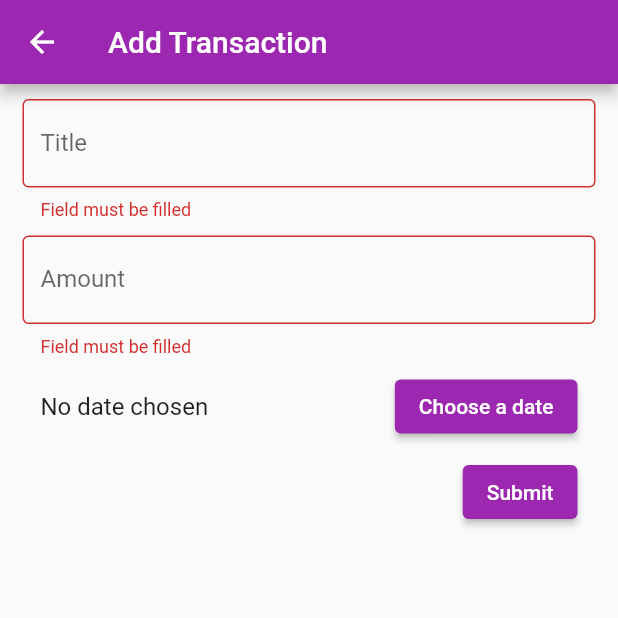
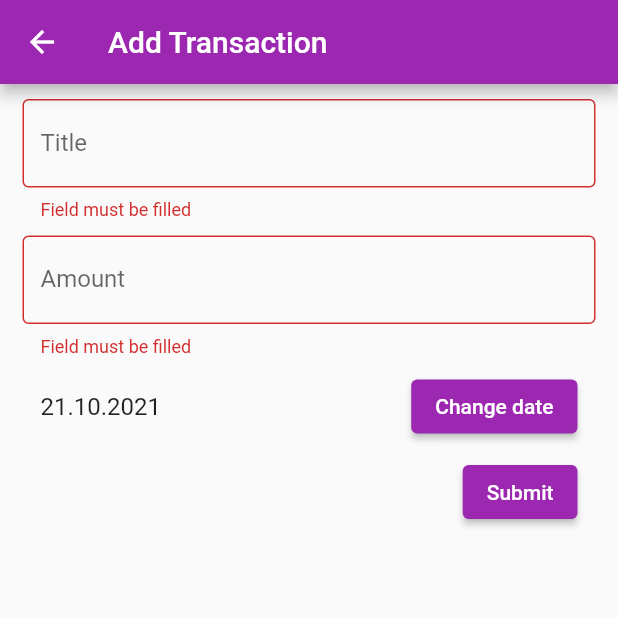
Before and after one commit to kardenvan7/MyExpensesPlanner, a Flutter app: the EditTransactionScreen screen opened by its route, after a tap on "Submit", on a phone screen of 412 x 824 dp, the top half of it. Run offline on Flutter 3.47's test engine with Material 2 defaults, Android fonts, the phone set to English and light mode, and no system bars; our stand-ins replace easy_localization, flutter_bloc, flutter_slidable, grouped_list, sqflite; accounts and stored records are empty.

Commit message:
Привел в порядок страницу добавления/изменения транзакции: - Вынес инпуты в отдельные виджеты - Теперь выбор даты - это стейтфул виджет и только он изменяется при выборе даты, а не вся страница - Вынес функции нажатия кнопок в отдельные методы

```diff
--- a/assets/translations/en.json
+++ b/assets/translations/en.json
@@ -6,5 +6,5 @@
   "amount_input_label": "Amount",
   "yes": "Yes",
   "no": "No",
-  "deleteTransactionConfirmationQuestion": "Are you sure you want to delete the transaction?"
+  "deleteTransactionConfirmationQuestion": "Are you sure you want to delete the transaction? This action can not be undone"
 }
--- a/assets/translations/ru.json
+++ b/assets/translations/ru.json
@@ -6,5 +6,5 @@
   "amount_input_label": "Сумма",
   "yes": "Да",
   "no": "Нет",
-  "deleteTransactionConfirmationQuestion": "Вы уверены, что хотите удалить транзакцию?"
+  "deleteTransactionConfirmationQuestion": "Вы уверены, что хотите удалить транзакцию? Это действие нельзя будет отменить"
 }
--- /dev/null
+++ b/lib/routes/edit_transaction/components/amount_input.dart
@@ -0,0 +1,30 @@
+import 'package:easy_localization/easy_localization.dart';
+import 'package:flutter/material.dart';
+
+class AmountInput extends StatelessWidget {
+  const AmountInput({required this.controller, Key? key}) : super(key: key);
+
+  final TextEditingController controller;
+
+  @override
+  Widget build(BuildContext context) {
+    return TextFormField(
+      controller: controller,
+      textInputAction: TextInputAction.done,
+      keyboardType: TextInputType.number,
+      decoration: InputDecoration(
+        label: const Text('amount_input_label').tr(),
+        border: const OutlineInputBorder(),
+      ),
+      validator: (String? value) {
+        if (value == null || value == '') {
+          return 'Field must be filled'; // TODO: localization
+        }
+
+        if (double.tryParse(value) == null) {
+          return 'Wrong format'; // TODO: localization
+        }
+      },
+    );
+  }
+}
--- /dev/null
+++ b/lib/routes/edit_transaction/components/date_input.dart
@@ -0,0 +1,58 @@
+import 'package:easy_localization/easy_localization.dart';
+import 'package:flutter/material.dart';
+
+class DateInput extends StatefulWidget {
+  const DateInput({required this.onDatePicked, this.initialDate, Key? key})
+      : super(key: key);
+
+  final DateTime? initialDate;
+  final void Function(DateTime date) onDatePicked;
+
+  @override
+  State<DateInput> createState() => _DateInputState();
+}
+
+class _DateInputState extends State<DateInput> {
+  late DateTime _pickedDate = widget.initialDate ?? DateTime.now();
+
+  @override
+  Widget build(BuildContext context) {
+    return ListTile(
+      contentPadding: const EdgeInsets.symmetric(
+        horizontal: 12,
+        vertical: 5,
+      ),
+      title: Text(
+        DateFormat('dd.MM.yyyy').format(_pickedDate),
+      ),
+      trailing: ElevatedButton(
+        child: Text(
+          'Change date', // TODO: localization
+        ),
+        onPressed: _onPickDate,
+      ),
+    );
+  }
+
+  void _onPickDate() {
+    FocusManager.instance.primaryFocus?.unfocus();
+
+    showDatePicker(
+      context: context,
+      initialDate: _pickedDate,
+      firstDate: DateTime.now().subtract(
+        const Duration(
+          days: 365,
+        ),
+      ),
+      lastDate: DateTime.now(),
+    ).then((DateTime? _chosenDate) {
+      if (_chosenDate != null) {
+        setState(() {
+          _pickedDate = _chosenDate;
+        });
+        widget.onDatePicked(_chosenDate);
+      }
+    });
+  }
+}
--- /dev/null
+++ b/lib/routes/edit_transaction/components/title_input.dart
@@ -0,0 +1,25 @@
+import 'package:easy_localization/easy_localization.dart';
+import 'package:flutter/material.dart';
+
+class TitleInput extends StatelessWidget {
+  const TitleInput({required this.controller, Key? key}) : super(key: key);
+
+  final TextEditingController controller;
+
+  @override
+  Widget build(BuildContext context) {
+    return TextFormField(
+      controller: controller,
+      textInputAction: TextInputAction.next,
+      decoration: InputDecoration(
+        label: const Text('title_input_label').tr(),
+        border: const OutlineInputBorder(),
+      ),
+      validator: (String? value) {
+        if (value == null || value == '') {
+          return 'Field must be filled'; // TODO: localization
+        }
+      },
+    );
+  }
+}
--- a/lib/routes/edit_transaction/edit_transaction_screen.dart
+++ b/lib/routes/edit_transaction/edit_transaction_screen.dart
@@ -3,6 +3,9 @@ import 'package:flutter/material.dart';
 import 'package:flutter_bloc/flutter_bloc.dart';
 import 'package:my_expenses_planner/cubit/transactions_cubit.dart';
 import 'package:my_expenses_planner/models/transaction.dart';
+import 'package:my_expenses_planner/routes/edit_transaction/components/amount_input.dart';
+import 'package:my_expenses_planner/routes/edit_transaction/components/date_input.dart';
+import 'package:my_expenses_planner/routes/edit_transaction/components/title_input.dart';
 
 class EditTransactionScreen extends StatefulWidget {
   const EditTransactionScreen({this.transaction, Key? key}) : super(key: key);
@@ -17,13 +20,15 @@ class EditTransactionScreen extends StatefulWidget {
 }
 
 class _EditTransactionScreenState extends State<EditTransactionScreen> {
-  bool get isAdding => widget.transaction == null;
-
   late final TextEditingController _titleController =
       TextEditingController(text: widget.transaction?.title ?? '');
   late final TextEditingController _amountController =
       TextEditingController(text: widget.transaction?.amount.toString() ?? '');
-  late DateTime? _pickedDate = widget.transaction?.date;
+  late DateTime _pickedDate = widget.transaction?.date ?? DateTime.now();
+
+  bool get _isFormValid =>
+      EditTransactionScreen._formKey.currentState!.validate();
+  bool get isAdding => widget.transaction == null;
 
   @override
   Widget build(BuildContext context) {
@@ -40,109 +45,22 @@ class _EditTransactionScreenState extends State<EditTransactionScreen> {
           key: EditTransactionScreen._formKey,
           child: Column(
             children: [
-              TextFormField(
-                controller: _titleController,
-                textInputAction: TextInputAction.next,
-                decoration: InputDecoration(
-                  label: const Text('title_input_label').tr(),
-                  border: const OutlineInputBorder(),
-                ),
-                validator: (String? value) {
-                  if (value == null || value == '') {
-                    return 'Field must be filled'; // TODO: localization
-                  }
-                },
-              ),
+              TitleInput(controller: _titleController),
               const SizedBox(
                 height: 10,
               ),
-              TextFormField(
-                controller: _amountController,
-                textInputAction: TextInputAction.done,
-                keyboardType: TextInputType.number,
-                decoration: InputDecoration(
-                  label: const Text('amount_input_label').tr(),
-                  border: const OutlineInputBorder(),
-                ),
-                validator: (String? value) {
-                  if (value == null || value == '') {
-                    return 'Field must be filled'; // TODO: localization
-                  }
-
-                  if (double.tryParse(value) == null) {
-                    return 'Wrong format'; // TODO: localization
-                  }
+              AmountInput(controller: _amountController),
+              DateInput(
+                initialDate: widget.transaction?.date,
+                onDatePicked: (DateTime date) {
+                  _pickedDate = date;
                 },
-              ),
-              ListTile(
-                contentPadding: const EdgeInsets.symmetric(
-                  horizontal: 12,
-                  vertical: 5,
-                ),
-                title: Text(
-                  _pickedDate != null
-                      ? DateFormat('dd.MM.yyyy').format(_pickedDate!)
-                      : 'No date chosen', // TODO: localization
-                ),
-                trailing: ElevatedButton(
-                  child: Text(
-                    _pickedDate == null
-                        ? 'Choose a date'
-                        : 'Change date', // TODO: localization
-                  ),
-                  onPressed: () async {
-                    final DateTime? _date = await showDatePicker(
-                      context: context,
-                      initialDate: widget.transaction?.date ?? DateTime.now(),
-                      firstDate: DateTime.now().subtract(
-                        const Duration(
-                          days: 365,
-                        ),
-                      ),
-                      lastDate: DateTime.now(),
-                    );
-
-                    if (_date != null) {
-                      setState(() {
-                        _pickedDate = _date;
-                      });
-                    }
-                  },
-                ),
               ),
               Container(
                 alignment: Alignment.bottomRight,
                 padding: const EdgeInsets.symmetric(horizontal: 12),
                 child: ElevatedButton(
-                  onPressed: () async {
-                    if (EditTransactionScreen._formKey.currentState!
-                            .validate() &&
-                        _pickedDate != null) {
-                      final String title = _titleController.text;
-                      final double amount =
-                          double.parse(_amountController.text);
-
-                      if (isAdding) {
-                        final Transaction newTransaction = Transaction(
-                          txId:
-                              DateTime.now().microsecondsSinceEpoch.toString(),
-                          title: title,
-                          amount: amount,
-                          date: _pickedDate!,
-                        );
-
-                        await _addTransaction(
-                            context: context, transaction: newTransaction);
-                      } else {
-                        await _editTransaction(
-                          id: widget.transaction!.txId,
-                          newDate: _pickedDate!,
-                          newTitle: title,
-                          newAmount: amount,
-                        );
-                      }
-                    }
-                  },
+                  onPressed: _onSubmit,
                   child: const Text('Submit'), // TODO: localization
                 ),
               ),
@@ -151,6 +69,34 @@ class _EditTransactionScreenState extends State<EditTransactionScreen> {
         ),
       ),
     );
+  }
+
+  void _onSubmit() {
+    if (_isFormValid) {
+      final String title = _titleController.text;
+      final double amount = double.parse(_amountController.text);
+
+      if (isAdding) {
+        final Transaction newTransaction = Transaction(
+          txId: DateTime.now().microsecondsSinceEpoch.toString(),
+          title: title,
+          amount: amount,
+          date: _pickedDate,
+        );
+
+        _addTransaction(
+          context: context,
+          transaction: newTransaction,
+        );
+      } else {
+        _editTransaction(
+          id: widget.transaction!.txId,
+          newDate: _pickedDate,
+          newTitle: title,
+          newAmount: amount,
+        );
+      }
+    }
   }
 
   Future<void> _addTransaction({
@@ -205,4 +151,11 @@ class _EditTransactionScreenState extends State<EditTransactionScreen> {
       );
     }
   }
+
+  @override
+  void dispose() {
+    _amountController.dispose();
+    _titleController.dispose();
+    super.dispose();
+  }
 }
```
Also changed, not shown: lib/routes/main/components/transactions_list_item.dart (+25 -17 lines).
